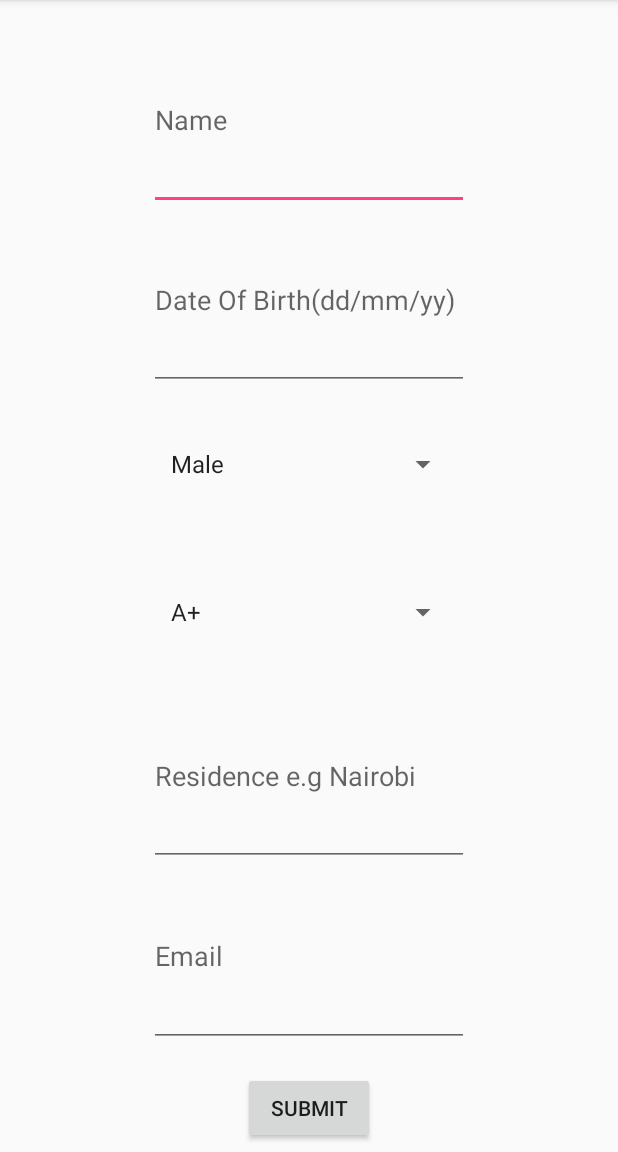
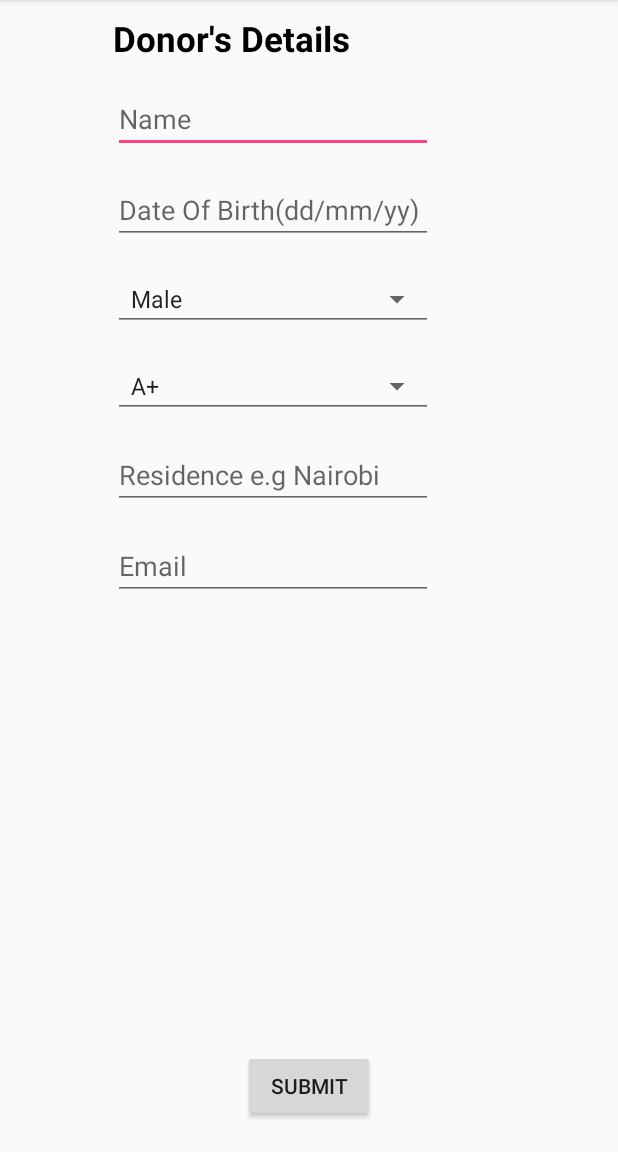
Before and after one commit to Collins33/shaRED, an Android app: the screen it shows after launch (Profile_activity), on a phone screen of 412 x 824 dp, the part 84-1236 px from its top. Run offline under Robolectric (Android 15) with nearby library versions, the phone set to English and light mode, and no system bars; our stand-ins replace ButterKnife, Firebase (no records; nobody signed in at launch, a user with empty details on screens opened directly).

Commit message:
Add an underline to the spinner views

```diff
--- a/app/src/main/res/layout/activity_profile_activity.xml
+++ b/app/src/main/res/layout/activity_profile_activity.xml
@@ -6,19 +6,29 @@
     tools:context="com.example.root.shared.Profile_activity">
 
     <LinearLayout
-        android:layout_width="match_parent"
+        android:layout_width="wrap_content"
         android:layout_height="match_parent"
-        android:gravity="center"
+        android:gravity="center_horizontal"
         android:orientation="vertical"
-        android:paddingTop="20dp"
+        android:paddingTop="10dp"
         android:paddingBottom="60dp"
-        android:layout_marginBottom="10dp">
+        android:layout_marginBottom="10dp"
+        android:layout_marginLeft="75dp">
+
+        <TextView
+            android:layout_height="wrap_content"
+            android:layout_width="match_parent"
+            android:text="Donor's Details"
+            android:textSize="23sp"
+            android:textColor="#000000"
+            android:textStyle="bold"
+            android:layout_marginBottom="15dp"/>
 
         <EditText
             android:id="@+id/nameEditView"
             android:layout_width="wrap_content"
             android:layout_height="wrap_content"
-            android:layout_weight="1"
+            android:layout_marginBottom="15dp"
             android:ems="10"
             android:inputType="textPersonName"
             android:hint="Name" />
@@ -27,28 +37,30 @@
             android:id="@+id/dateOfBirthView"
             android:layout_width="wrap_content"
             android:layout_height="wrap_content"
-            android:layout_weight="1"
+            android:layout_marginBottom="15dp"
             android:ems="10"
             android:inputType="textPersonName"
             android:hint="Date Of Birth(dd/mm/yy)" />
 
         <Spinner
             android:id="@+id/spinnerView1"
-            android:layout_width="200dp"
-            android:layout_height="wrap_content"
-            android:layout_weight="1"/>
+            android:layout_marginBottom="15dp"
+            android:layout_width="match_parent"
+            style="@style/Base.Widget.AppCompat.Spinner.Underlined"
+            android:layout_height="wrap_content" />
 
         <Spinner
             android:id="@+id/spinnerView2"
-            android:layout_width="200dp"
+            android:layout_marginBottom="15dp"
+            android:layout_width="match_parent"
             android:layout_height="wrap_content"
-            android:layout_weight="1"/>
+            style="@style/Base.Widget.AppCompat.Spinner.Underlined"/>
 
         <EditText
             android:id="@+id/residenceEditView"
             android:layout_width="wrap_content"
             android:layout_height="wrap_content"
-            android:layout_weight="1"
+            android:layout_marginBottom="15dp"
             android:ems="10"
             android:inputType="textPersonName"
             android:hint="Residence e.g Nairobi" />
@@ -57,11 +69,10 @@
             android:id="@+id/emailEditView"
             android:layout_width="wrap_content"
             android:layout_height="wrap_content"
-            android:layout_weight="1"
+            android:layout_marginBottom="15dp"
             android:ems="10"
             android:inputType="textPersonName"
             android:hint="Email" />
-
 
     </LinearLayout>
     <Button
@@ -71,7 +82,7 @@
         android:layout_centerHorizontal="true"
         android:id="@+id/submitAccount"
         android:text="submit"
-        android:layout_marginBottom="5dp"/>
+        android:layout_marginBottom="20dp"/>
 
 
 </RelativeLayout>
```
